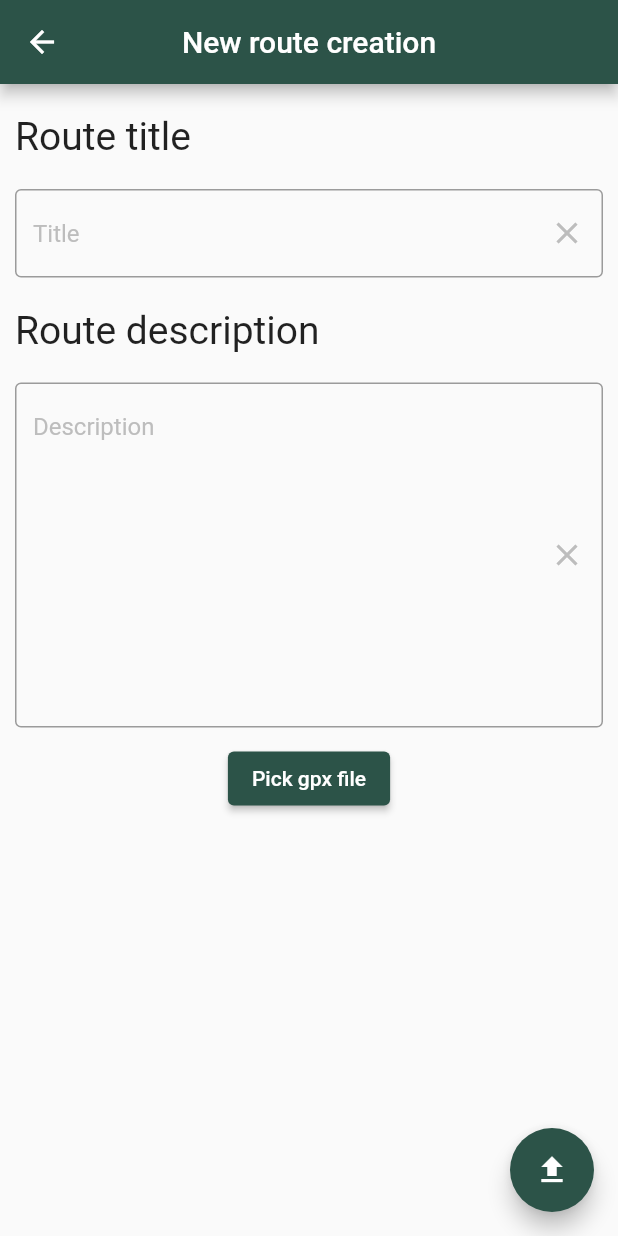
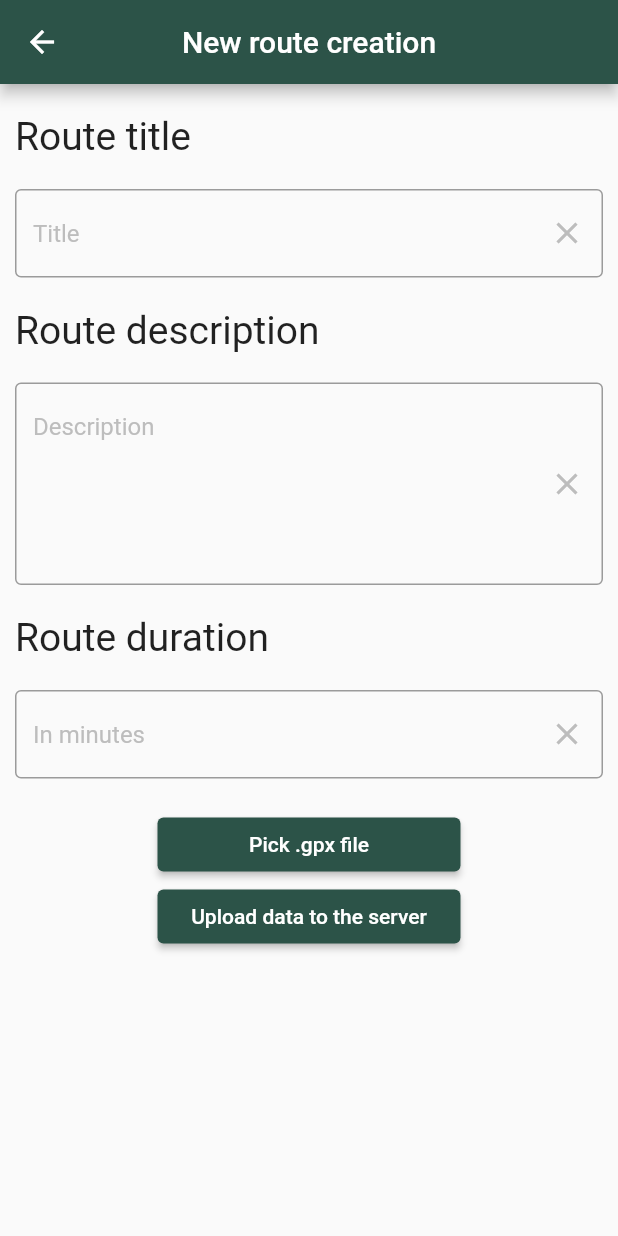
Before and after one commit to nikzor/taurist, a Flutter app: the NewRouteScreen screen opened by its route, on a phone screen of 412 x 824 dp. Run offline on Flutter 3.47's test engine with Material 2 defaults, Android fonts, the phone set to English and light mode, and no system bars; our stand-ins replace cloud_firestore, email_validator, file_picker, firebase_auth, firebase_core, firebase_crashlytics and 5 more; missing offline and left inert: gpx; accounts and stored records are empty.

Commit message:
Update main_screen.dart

```diff
--- a/lib/screens/newRouteScreen/main_screen.dart
+++ b/lib/screens/newRouteScreen/main_screen.dart
@@ -18,6 +18,7 @@ class _NewRouteScreenState extends State<NewRouteScreen> {
   final routesController = Get.put(RoutesController());
   final titleController = TextEditingController();
   final descriptionController = TextEditingController();
+  final durationController = TextEditingController();
   final uuid = const Uuid();
   File? uploadFile;
 
@@ -95,13 +96,13 @@ class _NewRouteScreenState extends State<NewRouteScreen> {
                 ),
               ),
               Container(
-                margin: const EdgeInsets.only(top: 20, left: 10, right: 10, bottom: 10),
+                margin: const EdgeInsets.only(top: 20, left: 10, right: 10),
                 width: Get.width,
                 child: TextField(
                   controller: descriptionController,
                   textInputAction: TextInputAction.next,
-                  minLines: 10,
-                  maxLines: 10,
+                  minLines: 5,
+                  maxLines: 5,
                   decoration: InputDecoration(
                     hintText: "Description",
                     hintStyle: const TextStyle(
@@ -119,21 +120,51 @@ class _NewRouteScreenState extends State<NewRouteScreen> {
                   ),
                 ),
               ),
+              Container(
+                padding: const EdgeInsets.only(top: 20, left: 10),
+                width: Get.width,
+                child: const Text(
+                  "Route duration",
+                  style: TextStyle(
+                    fontSize: 26.0,
+                  ),
+                  textAlign: TextAlign.start,
+                ),
+              ),
+              Container(
+                margin: const EdgeInsets.only(top: 20, left: 10, right: 10, bottom: 20),
+                width: Get.width,
+                child: TextField(
+                  controller: durationController,
+                  textInputAction: TextInputAction.next,
+                  minLines: 1,
+                  maxLines: 1,
+                  decoration: InputDecoration(
+                    hintText: "In minutes",
+                    hintStyle: const TextStyle(
+                        color: Color.fromRGBO(189, 189, 189, 1), fontSize: 16),
+                    border: const OutlineInputBorder(
+                        borderSide:
+                        BorderSide(color: Color.fromRGBO(44, 83, 72, 1))),
+                    suffixIcon: IconButton(
+                      onPressed: durationController.clear,
+                      icon: const Icon(
+                        Icons.clear,
+                        color: Color.fromRGBO(189, 189, 189, 1),
+                      ),
+                    ),
+                  ),
+                ),
+              ),
               ElevatedButton(
                 onPressed: addXmlFile,
                 style: ElevatedButton.styleFrom(
                   primary: const Color.fromRGBO(44, 83, 72, 1),
                   onPrimary: Colors.white,
                 ),
-                child: const Text("Pick gpx file"),
-              )
-            ],
+                child: const SizedBox(width: 170,child: Center(child: Text("Pick .gpx file"),),),
               ),
-        ),
-      ),
-      floatingActionButton: FloatingActionButton(
-        backgroundColor: const Color.fromRGBO(44, 83, 72, 1),
-        foregroundColor: Colors.white,
+              ElevatedButton(
                 onPressed: () async {
                   String? uploadFileId = await routesController.addXml(uploadFile);
                   routesController.addOrUpdate(
@@ -143,14 +174,43 @@ class _NewRouteScreenState extends State<NewRouteScreen> {
                         titleController.text,
                         descriptionController.text,
                         0.0,
-                0,
+                        durationController.text.trim().isNotEmpty
+                            ? int.parse(durationController.text.trim())
+                            : 0,
                         {},
                         uploadFileId ?? "someRandomId"),
                   );
                 },
-        tooltip: 'Upload data to the server',
-        child: const Icon(Icons.upload),
+                style: ElevatedButton.styleFrom(
+                  primary: const Color.fromRGBO(44, 83, 72, 1),
+                  onPrimary: Colors.white,
                 ),
+                child: const SizedBox(width: 170,child: Center(child: Text("Upload data to the server"),),),
+              )
+            ],
+          ),
+        ),
+      ),
+      // floatingActionButton: FloatingActionButton(
+      //   backgroundColor: const Color.fromRGBO(44, 83, 72, 1),
+      //   foregroundColor: Colors.white,
+      //   onPressed: () async {
+      //     String? uploadFileId = await routesController.addXml(uploadFile);
+      //     routesController.addOrUpdate(
+      //       RouteModel(
+      //           uuid.v4(),
+      //           FirebaseAuth.instance.currentUser!.uid,
+      //           titleController.text,
+      //           descriptionController.text,
+      //           0.0,
+      //           0,
+      //           {},
+      //           uploadFileId ?? "someRandomId"),
+      //     );
+      //   },
+      //   tooltip: 'Upload data to the server',
+      //   child: const Icon(Icons.upload),
+      // ),
     );
   }
 }
```
Lines whose indentation alone changed are shown as unchanged.
